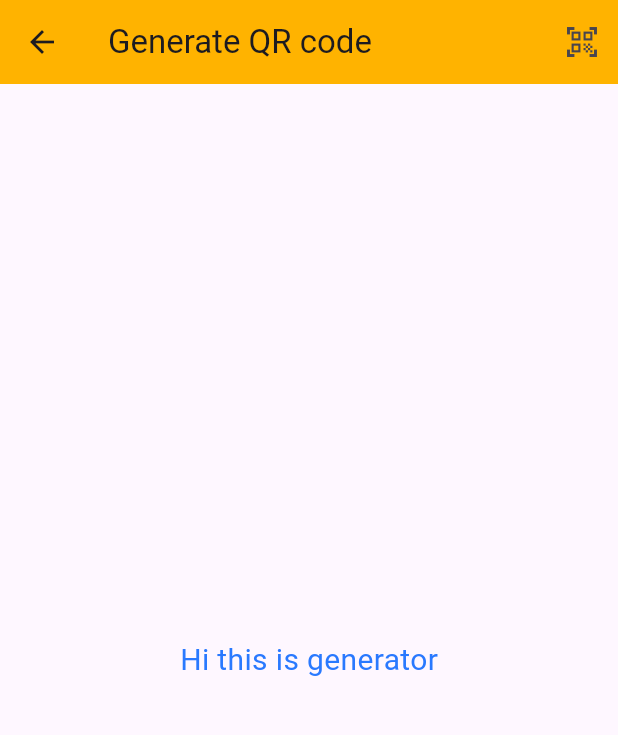
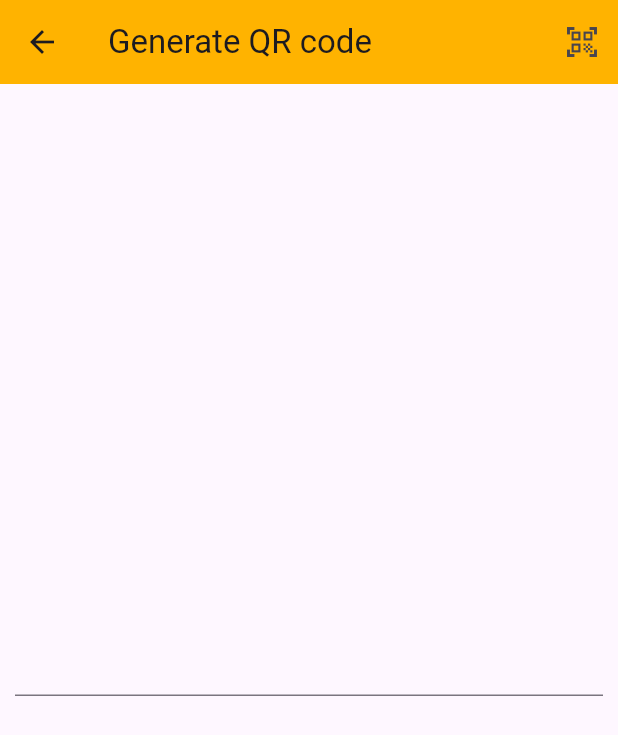
Before and after one commit to varadk20/QR-project-flutter-, a Flutter app: the GenerateCodePage screen opened by its route, on a phone screen of 412 x 824 dp. Shown: the top 735 px of the screen. Run offline on Flutter 3.47's test engine with Material 3 defaults, Android fonts, the phone set to English and light mode, and no system bars; our stand-ins replace pretty_qr_code; missing offline and left inert: mobile_scanner.

Commit message:
generate qr

```diff
--- a/lib/pages/generate_qr.dart
+++ b/lib/pages/generate_qr.dart
@@ -1,6 +1,7 @@
 // TODO Implement this library.
 
 import 'package:flutter/material.dart';
+import 'package:pretty_qr_code/pretty_qr_code.dart';
 
 class GenerateCodePage extends StatefulWidget {
   const GenerateCodePage({super.key});
@@ -29,12 +30,23 @@ class GenerateCodePageState extends State<GenerateCodePage> {
           )
         ],
       ),
-      body: Center(
-        child: Container(
-          child: Text(
-            "Hi this is generator",
-            style: TextStyle(color: Colors.blueAccent.shade400, fontSize: 20),
-          ),
+      body: Padding(
+        padding: const EdgeInsets.all(10.0),
+        child: Column(
+          mainAxisSize: MainAxisSize.max,
+          mainAxisAlignment: MainAxisAlignment.spaceEvenly,
+          crossAxisAlignment: CrossAxisAlignment.center,
+          children: [
+            TextField(
+              onSubmitted: (value) {
+                setState(() {
+                  qrData = value;
+                });
+              },
+            ),
+            if (qrData!= null) PrettyQrView.data(data: qrData!),
+          ],
+
         ),
       ),
     );
--- a/lib/pages/scan_qr.dart
+++ b/lib/pages/scan_qr.dart
@@ -9,8 +9,6 @@ class ScanCodePage extends StatefulWidget {
   @override
   State<ScanCodePage> createState() => ScanCodePageState();
 }
-
-
 
 class ScanCodePageState extends State<ScanCodePage> {
   @override
@@ -49,7 +47,9 @@ class ScanCodePageState extends State<ScanCodePage> {
                     title: Text(
                       barcodes.first.rawValue ?? "",
                     ),
-                    content: Image(image: MemoryImage(image),),
+                    content: Image(
+                      image: MemoryImage(image),
+                    ),
                   );
                 });
           }
```
